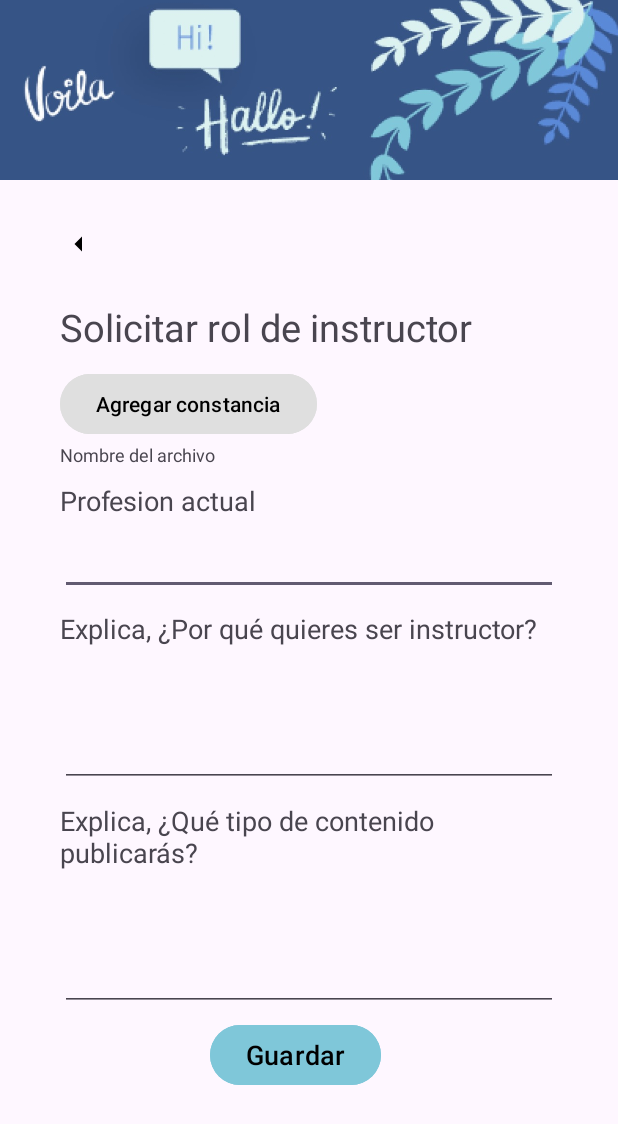
After one commit to luis-cvqz/LanGroup, an Android app: the SolicitarRolInstructorActivity screen opened directly, with no data from a screen before it, on a phone screen of 412 x 824 dp. The commit adds this screen. Shown: the top 1124 px of the screen. Run offline under Robolectric (Android 15) with nearby library versions, the phone set to English and light mode, and no system bars; our stand-ins replace data binding.

Commit message:
Creacion UI

```diff
--- a/app/build.gradle
+++ b/app/build.gradle
@@ -36,6 +36,8 @@ dependencies {
     implementation 'androidx.appcompat:appcompat:1.6.1'
     implementation 'com.google.android.material:material:1.11.0'
     implementation 'androidx.constraintlayout:constraintlayout:2.1.4'
+    implementation 'androidx.activity:activity:1.8.0'
+    implementation 'com.github.PhilJay:MPAndroidChart:v3.1.0'
     testImplementation 'junit:junit:4.13.2'
     androidTestImplementation 'androidx.test.ext:junit:1.1.5'
     androidTestImplementation 'androidx.test.espresso:espresso-core:3.5.1'
--- /dev/null
+++ b/app/src/main/java/uv/fei/langroup/SolicitarRolInstructorActivity.java
@@ -0,0 +1,24 @@
+package uv.fei.langroup;
+
+import android.os.Bundle;
+
+import androidx.activity.EdgeToEdge;
+import androidx.appcompat.app.AppCompatActivity;
+import androidx.core.graphics.Insets;
+import androidx.core.view.ViewCompat;
+import androidx.core.view.WindowInsetsCompat;
+
+public class SolicitarRolInstructorActivity extends AppCompatActivity {
+
+    @Override
+    protected void onCreate(Bundle savedInstanceState) {
+        super.onCreate(savedInstanceState);
+        EdgeToEdge.enable(this);
+        setContentView(R.layout.activity_solicitar_rol_instructor);
+        ViewCompat.setOnApplyWindowInsetsListener(findViewById(R.id.main), (v, insets) -> {
+            Insets systemBars = insets.getInsets(WindowInsetsCompat.Type.systemBars());
+            v.setPadding(systemBars.left, systemBars.top, systemBars.right, systemBars.bottom);
+            return insets;
+        });
+    }
+}
--- /dev/null
+++ b/app/src/main/res/drawable/flecha_regresar.xml
@@ -0,0 +1,5 @@
+<vector xmlns:android="http://schemas.android.com/apk/res/android" android:autoMirrored="true" android:height="24dp" android:tint="#000000" android:viewportHeight="24" android:viewportWidth="24" android:width="24dp">
+
+    <path android:fillColor="@android:color/white" android:pathData="M14,7l-5,5 5,5V7z"/>
+
+</vector>
--- /dev/null
+++ b/app/src/main/res/layout/activity_solicitar_rol_instructor.xml
@@ -0,0 +1,150 @@
+<?xml version="1.0" encoding="utf-8"?>
+<layout xmlns:android="http://schemas.android.com/apk/res/android"
+    xmlns:app="http://schemas.android.com/apk/res-auto"
+    xmlns:tools="http://schemas.android.com/tools">
+
+    <data>
+
+    </data>
+
+    <androidx.constraintlayout.widget.ConstraintLayout
+        android:id="@+id/main"
+        android:layout_width="match_parent"
+        android:layout_height="match_parent"
+        tools:context=".SolicitarRolInstructorActivity">
+
+        <GridLayout
+            android:layout_width="match_parent"
+            android:layout_height="match_parent"
+            android:orientation="vertical"
+            >
+
+            <View
+                android:id="@+id/view_imagen"
+                android:layout_width="match_parent"
+                android:layout_height="120dp"
+                android:background="@drawable/header_langroup"
+                />
+
+            <ImageButton
+                android:id="@+id/button_regresar"
+                android:layout_width="65dp"
+                android:layout_height="65dp"
+                android:src="@drawable/flecha_regresar"
+                android:layout_marginTop="10dp"
+                android:layout_marginLeft="20dp"
+                android:background="@color/transparente"
+                />
+
+            <TextView
+                android:id="@+id/txt_solicitar_rol_instructor"
+                android:layout_width="wrap_content"
+                android:layout_height="wrap_content"
+                android:text="Solicitar rol de instructor"
+                android:textSize="25dp"
+                android:layout_marginTop="5dp"
+                android:layout_marginLeft="40dp"
+                />
+
+            <Button
+                android:id="@+id/button_agregar_constancia"
+                android:layout_width="wrap_content"
+                android:layout_height="wrap_content"
+                android:text="Agregar constancia"
+                android:layout_marginTop="10dp"
+                android:layout_marginLeft="40dp"
+                android:textColor="@color/black"
+                android:backgroundTint="@color/gris"
+                />
+
+            <TextView
+                android:id="@+id/archivo"
+                android:layout_width="match_parent"
+                android:layout_height="wrap_content"
+                android:text="Nombre del archivo"
+                android:textSize="12dp"
+                android:layout_marginTop="1dp"
+                android:layout_marginLeft="40dp"
+                android:layout_marginRight="40dp"
+                />
+
+            <TextView
+                android:id="@+id/txt_profesion_actual"
+                android:layout_width="wrap_content"
+                android:layout_height="wrap_content"
+                android:text="Profesion actual"
+                android:textSize="18dp"
+                android:layout_marginTop="10dp"
+                android:layout_marginLeft="40dp"
+                />
+
+            <EditText
+                android:id="@+id/edit_text_profesion_actual"
+                android:layout_width="match_parent"
+                android:layout_height="wrap_content"
+                android:textSize="18dp"
+                android:layout_marginTop="5dp"
+                android:layout_marginLeft="40dp"
+                android:layout_marginRight="40dp"
+                />
+
+            <TextView
+                android:id="@+id/txt_causa"
+                android:layout_width="wrap_content"
+                android:layout_height="wrap_content"
+                android:text="Explica, ¿Por qué quieres ser instructor?"
+                android:textSize="18dp"
+                android:layout_marginTop="10dp"
+                android:layout_marginLeft="40dp"
+                />
+
+            <EditText
+                android:id="@+id/edit_text_causa"
+                android:layout_width="match_parent"
+                android:layout_height="wrap_content"
+                android:textSize="18dp"
+                android:layout_marginTop="5dp"
+                android:layout_marginLeft="40dp"
+                android:layout_marginRight="40dp"
+                android:inputType="textMultiLine"
+                android:lines="3"
+                />
+
+            <TextView
+                android:id="@+id/txt_tipo_contenido"
+                android:layout_width="match_parent"
+                android:layout_height="wrap_content"
+                android:text="Explica, ¿Qué tipo de contenido publicarás?"
+                android:textSize="18dp"
+                android:layout_marginTop="10dp"
+                android:layout_marginLeft="40dp"
+                android:layout_marginRight="40dp"
+                />
+
+            <EditText
+                android:id="@+id/edit_text_tipo_contenido"
+                android:layout_width="match_parent"
+                android:layout_height="wrap_content"
+                android:textSize="18dp"
+                android:layout_marginTop="5dp"
+                android:layout_marginLeft="40dp"
+                android:layout_marginRight="40dp"
+                android:inputType="textMultiLine"
+                android:lines="3"
+                />
+
+            <Button
+                android:id="@+id/button_guardar"
+                android:layout_width="wrap_content"
+                android:layout_height="wrap_content"
+                android:textSize="18dp"
+                android:text="Guardar"
+                android:layout_marginTop="5dp"
+                android:layout_marginLeft="140dp"
+                android:textColor="@color/black"
+                android:backgroundTint="@color/azul"
+                />
+        </GridLayout>
+
+    </androidx.constraintlayout.widget.ConstraintLayout>
+</layout>
--- a/app/src/main/res/values/colors.xml
+++ b/app/src/main/res/values/colors.xml
@@ -2,4 +2,9 @@
 <resources>
     <color name="black">#FF000000</color>
     <color name="white">#FFFFFFFF</color>
+    <color name="azul">#7FC7D9</color>
+    <color name="rojo">#FF7B7B</color>
+    <color name="amarillo">#FFF59F</color>
+    <color name="gris">#DFDFDF</color>
+    <color name="transparente">#00FFFFFF</color>
 </resources>
--- a/settings.gradle
+++ b/settings.gradle
@@ -1,15 +1,16 @@
 pluginManagement {
     repositories {
         google()
-        mavenCentral()
+        jcenter()
         gradlePluginPortal()
     }
 }
 dependencyResolutionManagement {
     repositoriesMode.set(RepositoriesMode.FAIL_ON_PROJECT_REPOS)
     repositories {
+        maven({url 'https://jitpack.io'})
         google()
-        mavenCentral()
+        jcenter()
     }
 }
 
```
Also changed, not shown: app/src/main/AndroidManifest.xml (+15 -0 lines), app/src/main/java/uv/fei/langroup/AgregarInstructorActivity.java (added, +24 -0 lines), app/src/main/java/uv/fei/langroup/CrearGrupoActivity.java (added, +24 -0 lines), app/src/main/java/uv/fei/langroup/EliminarInstructorActivity.java (added, +24 -0 lines), app/src/main/java/uv/fei/langroup/MisEstadisticasActivity.java (added, +24 -0 lines), app/src/main/res/layout/activity_agregar_instructor.xml (added, +100 -0 lines), app/src/main/res/layout/activity_crear_grupo.xml (added, +126 -0 lines), app/src/main/res/layout/activity_eliminar_instructor.xml (added, +84 -0 lines), app/src/main/res/layout/activity_mis_estadisticas.xml (added, +58 -0 lines), app/src/main/res/drawable/header_langroup.jpg (added).
